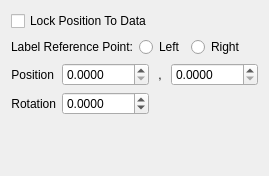
First picture: the form in src/libkstapp/labeldimensionstab.ui, repository Kst-plot/kst, before the edit.
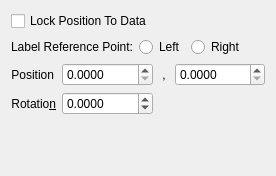
Second picture: the form after the edit.

Patch:
```diff
--- a/src/libkstapp/labeldimensionstab.ui
+++ b/src/libkstapp/labeldimensionstab.ui
@@ -6,7 +6,7 @@
    <rect>
     <x>0</x>
     <y>0</y>
-    <width>269</width>
+    <width>276</width>
     <height>176</height>
    </rect>
   </property>
@@ -63,7 +63,7 @@
      <item row="2" column="0">
       <widget class="QLabel" name="label_3">
        <property name="text">
-        <string>Rotation</string>
+        <string>Rotatio&amp;n</string>
        </property>
        <property name="alignment">
         <set>Qt::AlignRight|Qt::AlignTrailing|Qt::AlignVCenter</set>
```
Left out of the diff: 35 changed lines with no effect on the pictures.
